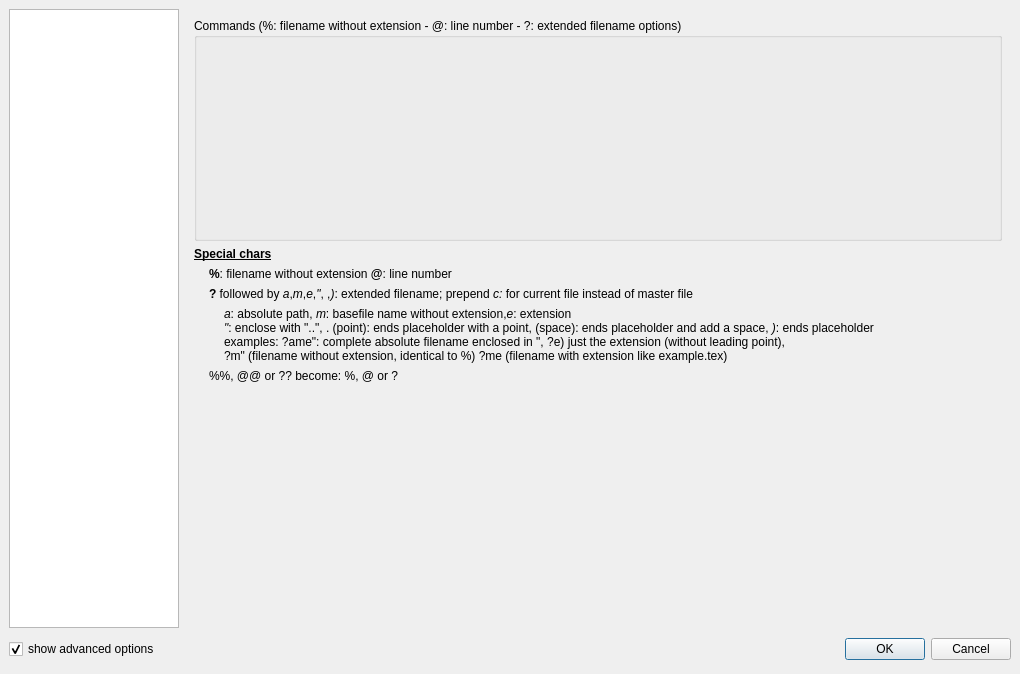
First picture: the form in configdialog.ui, repository svn2github/texstudio-trunk, before the edit.
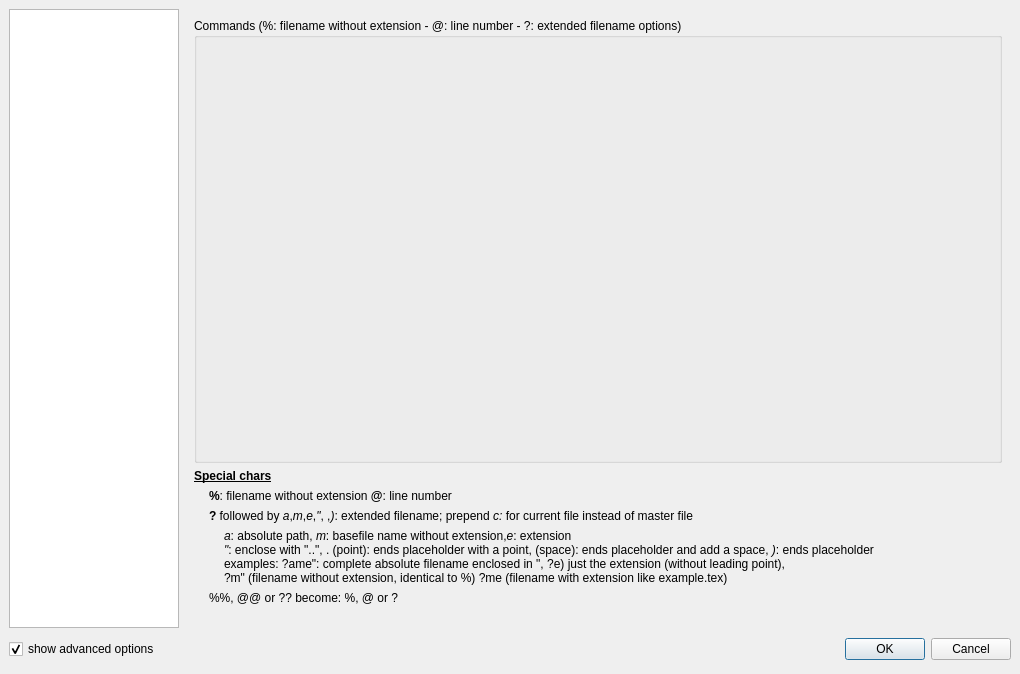
Second picture: the form after the edit. The open tabs and pages were chosen to show the change. Icons and pictures are not drawn.

Commit message: handle small screen height better in config dialog/commands

Patch:
```diff
--- a/configdialog.ui
+++ b/configdialog.ui
@@ -590,19 +590,6 @@
          </property>
         </widget>
        </item>
-       <item>
-        <spacer>
-         <property name="orientation">
-          <enum>Qt::Vertical</enum>
-         </property>
-         <property name="sizeHint" stdset="0">
-          <size>
-           <width>401</width>
-           <height>16</height>
-          </size>
-         </property>
-        </spacer>
-       </item>
       </layout>
      </widget>
      <widget class="QWidget" name="pq">
```
Left out of the diff: 2 changed lines with no effect on the pictures. The commit also changes 1 other file.
